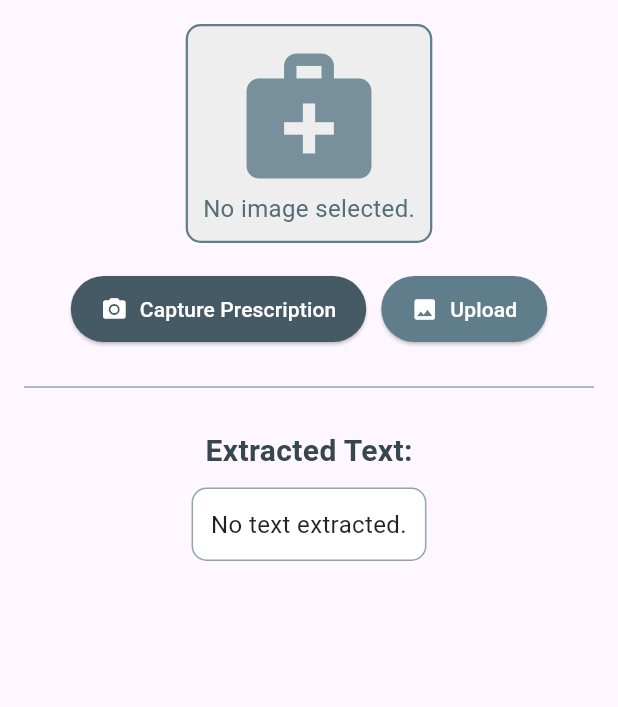
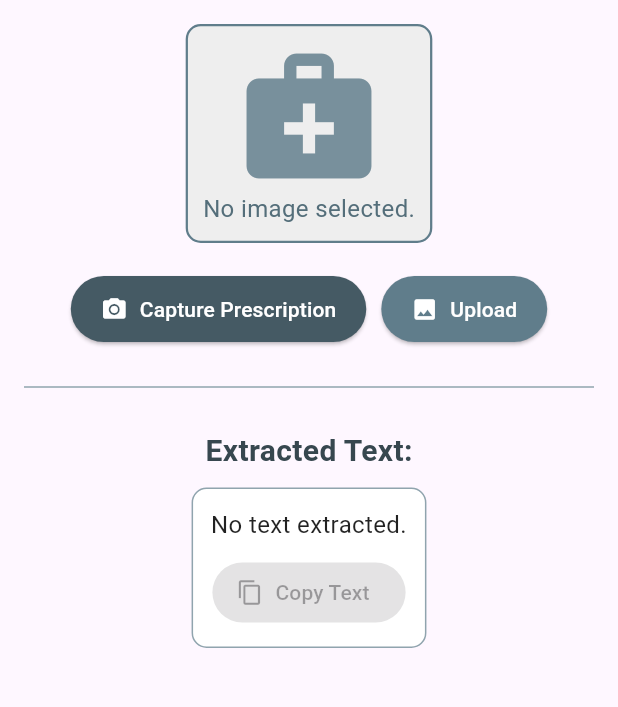
Before and after one commit to ghazal74/OCR_system, a Flutter app: the screen it shows after launch, on a phone screen of 412 x 824 dp, the part 84-791 px from its top. Run offline on Flutter 3.47's test engine with Material 3 defaults, Android fonts, the light colour scheme and no system bars; our stand-ins replace image_picker; missing offline and left inert: google_ml_kit.

Commit message:
Update main.dart

```diff
--- a/lib/main.dart
+++ b/lib/main.dart
@@ -1,5 +1,6 @@
 import 'package:flutter/material.dart';
 import 'package:image_picker/image_picker.dart';
+import 'package:flutter/services.dart';
 import 'dart:io';
 import 'ocr_service.dart';
 
@@ -30,6 +31,20 @@ class _OCRHomePageState extends State<OCRHomePage> {
   String _extractedText = '';
   final ImagePicker _picker = ImagePicker();
 
+  final Map<String, String> _drugDictionary = {
+    'Ferrous': 'Pain relief and fever reduction',
+    'Coversgl-plus': 'Anti-inflammatory and pain relief',
+    'Crestor': 'Antibiotic for bacterial infections',
+    'Ciprofloxacin': 'Broad-spectrum antibiotic',
+    'Paracetamol':'The active ingredient is Paracetamol, also known as Acetaminophen , It is used as a pain reliever and fever reducer.',
+    'Ibuprofen':'The active ingredient is Ibuprofen , It belongs to the nonsteroidal anti-inflammatory drugs (NSAIDs) class and is used to relieve pain, inflammation, and fever.',
+    'Azithromycin': 'The active ingredient is Azithromycin , It is an antibiotic belonging to the macrolide class, used to treat bacterial infections such as respiratory and skin infections.',
+    'Montelukast': 'The active ingredient is Montelukast , It is a leukotriene receptor antagonist used to manage asthma and treat allergic rhinitis.',
+
+  };
+
+  List<String> _matchedDrugs = [];
+
   Future<void> _pickImageFromCamera() async {
     final pickedFile = await _picker.pickImage(source: ImageSource.camera);
     if (pickedFile != null) {
@@ -55,7 +70,26 @@ class _OCRHomePageState extends State<OCRHomePage> {
     final text = await OCRService.extractTextFromImage(_image!);
     setState(() {
       _extractedText = text;
+      _findMatchedDrugs();
     });
+  }
+
+
+  void _findMatchedDrugs() {
+    _matchedDrugs = [];
+    _drugDictionary.forEach((drug, info) {
+      if (_extractedText.contains(drug)) {
+        _matchedDrugs.add('$drug: $info');
+      }
+    });
+  }
+
+
+  void _copyText() {
+    Clipboard.setData(ClipboardData(text: _extractedText));
+    ScaffoldMessenger.of(context).showSnackBar(
+      SnackBar(content: Text('Text copied to clipboard!')),
+    );
   }
 
   @override
@@ -64,7 +98,7 @@ class _OCRHomePageState extends State<OCRHomePage> {
       appBar: AppBar(
         title: Text(
           'Medical Prescription OCR',
-          style: TextStyle(fontWeight: FontWeight.bold,color: Colors.white),
+          style: TextStyle(fontWeight: FontWeight.bold, color: Colors.white),
         ),
         backgroundColor: Colors.blueGrey[800],
       ),
@@ -91,7 +125,8 @@ class _OCRHomePageState extends State<OCRHomePage> {
                   ),
                   Text(
                     'No image selected.',
-                    style: TextStyle(fontSize: 16, color: Colors.blueGrey[600]),
+                    style: TextStyle(
+                        fontSize: 16, color: Colors.blueGrey[600]),
                   ),
                 ],
               ),
@@ -142,14 +177,47 @@ class _OCRHomePageState extends State<OCRHomePage> {
                 border: Border.all(color: Colors.blueGrey[300]!),
                 borderRadius: BorderRadius.circular(10),
               ),
-              child: SingleChildScrollView(
-                child: Text(
-                  _extractedText.isNotEmpty ? _extractedText : 'No text extracted.',
-                  style: TextStyle(fontSize: 16, color: Colors.black87),
-                  textAlign: TextAlign.center,
+              child: Column(
+                children: [
+                  SingleChildScrollView(
+                    child: Text(
+                      _extractedText.isNotEmpty
+                          ? _extractedText
+                          : 'No text extracted.',
+                      style: TextStyle(fontSize: 16, color: Colors.black87),
+                      textAlign: TextAlign.center,
+                    ),
+                  ),
+                  SizedBox(height: 10),
+                  ElevatedButton.icon(
+                    onPressed: _extractedText.isNotEmpty ? _copyText : null,
+                    icon: Icon(Icons.copy),
+                    label: Text('Copy Text'),
+                    style: ElevatedButton.styleFrom(
+                      backgroundColor: Colors.blueGrey[600],
+                    ),
+                  ),
+                ],
+              ),
+            ),
+            SizedBox(height: 20),
+            if (_matchedDrugs.isNotEmpty) ...[
+              Divider(thickness: 1, color: Colors.blueGrey[300]),
+              SizedBox(height: 10),
+              Text(
+                'Matched Drugs:',
+                style: TextStyle(
+                  fontSize: 20,
+                  fontWeight: FontWeight.bold,
+                  color: Colors.blueGrey[800],
                 ),
               ),
-            ),
+              SizedBox(height: 10),
+              ..._matchedDrugs.map((drug) => Text(
+                drug,
+                style: TextStyle(fontSize: 16, color: Colors.black87),
+              )),
+            ],
           ],
         ),
       ),
```
